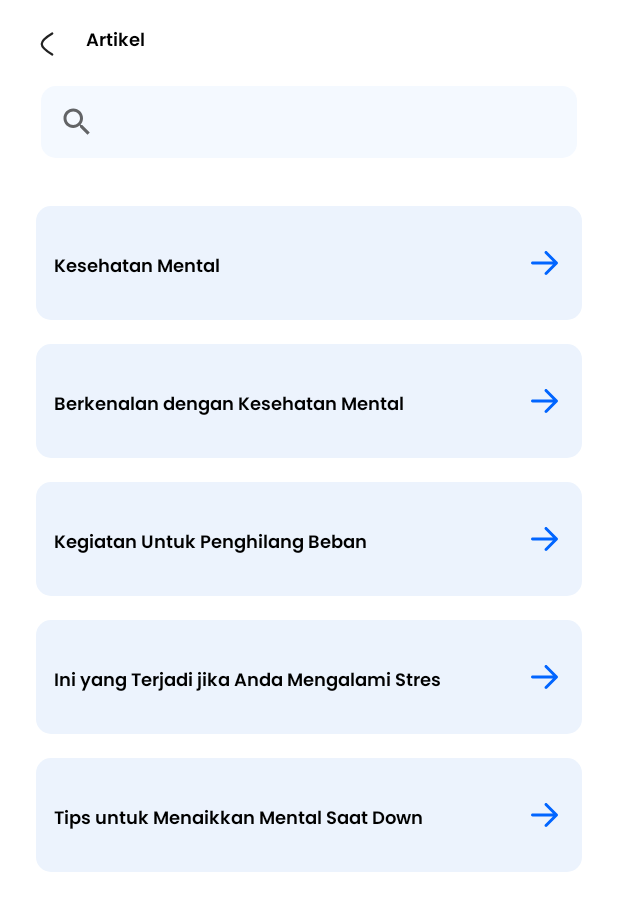
After one commit to mrrezkii/MotionHack_16_e-psyc, an Android app: the ArticleActivity screen opened directly, with no data from a screen before it, on a phone screen of 412 x 824 dp. The commit adds this screen. Shown: the top 911 px of the screen. Run offline under Robolectric (Android 15) with nearby library versions, the phone set to English and light mode, and no system bars.

Commit message:
Slicing article page

```diff
--- a/app/src/main/AndroidManifest.xml
+++ b/app/src/main/AndroidManifest.xml
@@ -13,6 +13,9 @@
         android:roundIcon="@mipmap/ic_launcher_round"
         android:supportsRtl="true"
         android:theme="@style/Theme.Epsyc.NoActionBar">
+        <activity
+            android:name=".ui.article.ArticleActivity"
+            android:exported="false" />
         <activity
             android:name=".ui.counseling.CounselingActivity"
             android:exported="false" />
--- /dev/null
+++ b/app/src/main/java/com/motionlaboratory/e_psyc/source/model/Article.kt
@@ -0,0 +1,39 @@
+package com.motionlaboratory.e_psyc.source.model
+
+data class Article(
+    val title: String? = null,
+    val date: String? = null,
+    val publisher: String? = null,
+    val desc: String? = null
+)
+
+fun mockArticle(): ArrayList<Article> {
+    val listAdapter: ArrayList<Article> = ArrayList()
+    listAdapter.add(
+        Article(
+            "Kesehatan Mental"
+        )
+    )
+    listAdapter.add(
+        Article(
+            "Berkenalan dengan Kesehatan Mental"
+        )
+    )
+    listAdapter.add(
+        Article(
+            "Kegiatan Untuk Penghilang Beban"
+        )
+    )
+    listAdapter.add(
+        Article(
+            "Ini yang Terjadi jika Anda Mengalami Stres"
+        )
+    )
+    listAdapter.add(
+        Article(
+            "Tips untuk Menaikkan Mental Saat Down"
+        )
+    )
+
+    return listAdapter
+}
--- /dev/null
+++ b/app/src/main/java/com/motionlaboratory/e_psyc/ui/article/ArticleActivity.kt
@@ -0,0 +1,40 @@
+package com.motionlaboratory.e_psyc.ui.article
+
+import android.os.Bundle
+import androidx.appcompat.app.AppCompatActivity
+import com.motionlaboratory.e_psyc.databinding.ActivityArticleBinding
+import com.motionlaboratory.e_psyc.source.model.Article
+import com.motionlaboratory.e_psyc.source.model.mockArticle
+
+class ArticleActivity : AppCompatActivity() {
+
+    private val binding: ActivityArticleBinding by lazy {
+        ActivityArticleBinding.inflate(
+            layoutInflater
+        )
+    }
+    private lateinit var adapter: ArticleAdapter
+
+    override fun onCreate(savedInstanceState: Bundle?) {
+        super.onCreate(savedInstanceState)
+        setContentView(binding.root)
+        setupRecyclerView()
+        setupView()
+    }
+
+    private fun setupView() {
+        binding.ivBack.setOnClickListener {
+            finish()
+        }
+    }
+
+    private fun setupRecyclerView() {
+        adapter = ArticleAdapter(mockArticle(), object : ArticleAdapter.OnAdapterListener {
+            override fun onClick(result: Article) {
+
+            }
+
+        })
+        binding.listArticle.adapter = adapter
+    }
+}
--- /dev/null
+++ b/app/src/main/java/com/motionlaboratory/e_psyc/ui/article/ArticleAdapter.kt
@@ -0,0 +1,37 @@
+package com.motionlaboratory.e_psyc.ui.article
+
+import android.view.LayoutInflater
+import android.view.ViewGroup
+import androidx.recyclerview.widget.RecyclerView
+import com.motionlaboratory.e_psyc.databinding.AdapterArticleBinding
+import com.motionlaboratory.e_psyc.source.model.Article
+
+class ArticleAdapter(
+    var articles: ArrayList<Article>,
+    val listerner: OnAdapterListener
+) : RecyclerView.Adapter<ArticleAdapter.ViewHolder>() {
+
+    class ViewHolder(val binding: AdapterArticleBinding) : RecyclerView.ViewHolder(binding.root)
+
+    interface OnAdapterListener {
+        fun onClick(result: Article)
+    }
+
+    override fun onCreateViewHolder(parent: ViewGroup, viewType: Int) = ViewHolder(
+        AdapterArticleBinding.inflate(LayoutInflater.from(parent.context), parent, false)
+    )
+
+    override fun onBindViewHolder(holder: ArticleAdapter.ViewHolder, position: Int) {
+        val article = articles[position]
+        holder.binding.tvName.text = article.title
+    }
+
+    override fun getItemCount() = articles.size
+
+    fun setData(data: List<Article>) {
+        articles.clear()
+        articles.addAll(data)
+        notifyDataSetChanged()
+    }
+
+}
--- a/app/src/main/java/com/motionlaboratory/e_psyc/ui/article/git.kt
+++ /dev/null
@@ -1 +0,0 @@
-package com.motionlaboratory.e_psyc.ui.article
--- a/app/src/main/java/com/motionlaboratory/e_psyc/ui/dashboard/DashboardFragment.kt
+++ b/app/src/main/java/com/motionlaboratory/e_psyc/ui/dashboard/DashboardFragment.kt
@@ -10,6 +10,7 @@ import androidx.lifecycle.ViewModelProvider
 import com.motionlaboratory.e_psyc.databinding.FragmentDashboardBinding
 import com.motionlaboratory.e_psyc.source.model.Doctor
 import com.motionlaboratory.e_psyc.source.model.mockDoctor
+import com.motionlaboratory.e_psyc.ui.article.ArticleActivity
 import com.motionlaboratory.e_psyc.ui.counseling.CounselingActivity
 import com.motionlaboratory.e_psyc.ui.main.DoctorAdapter
 import com.motionlaboratory.e_psyc.ui.main.MainViewModel
@@ -73,6 +74,12 @@ class DashboardFragment : Fragment() {
         binding.tvCounseling.setOnClickListener {
             startActivity(Intent(requireActivity(), CounselingActivity::class.java))
         }
+        binding.ivArticle.setOnClickListener {
+            startActivity(Intent(requireActivity(), ArticleActivity::class.java))
+        }
+        binding.tvArticle.setOnClickListener {
+            startActivity(Intent(requireActivity(), ArticleActivity::class.java))
+        }
     }
 
 }
--- /dev/null
+++ b/app/src/main/res/layout/activity_article.xml
@@ -0,0 +1,55 @@
+<?xml version="1.0" encoding="utf-8"?>
+<androidx.constraintlayout.widget.ConstraintLayout xmlns:android="http://schemas.android.com/apk/res/android"
+    xmlns:app="http://schemas.android.com/apk/res-auto"
+    xmlns:tools="http://schemas.android.com/tools"
+    android:layout_width="match_parent"
+    android:layout_height="match_parent"
+    tools:context=".ui.article.ArticleActivity">
+
+    <androidx.appcompat.widget.AppCompatImageView
+        android:id="@+id/iv_back"
+        android:layout_width="wrap_content"
+        android:layout_height="wrap_content"
+        android:layout_marginStart="19dp"
+        android:layout_marginTop="17dp"
+        android:src="@drawable/ic_back"
+        app:layout_constraintStart_toStartOf="parent"
+        app:layout_constraintTop_toTopOf="parent" />
+
+    <androidx.appcompat.widget.AppCompatTextView
+        android:id="@+id/tv_title"
+        android:layout_width="wrap_content"
+        android:layout_height="wrap_content"
+        android:layout_marginStart="14dp"
+        android:layout_marginTop="17dp"
+        android:fontFamily="@font/poppins_semibold"
+        android:text="Artikel"
+        android:textColor="@color/black"
+        android:textSize="12sp"
+        app:layout_constraintStart_toEndOf="@+id/iv_back"
+        app:layout_constraintTop_toTopOf="parent"
+        app:layout_goneMarginStart="13dp" />
+
+
+    <androidx.appcompat.widget.SearchView
+        android:id="@+id/sv_article"
+        android:layout_width="match_parent"
+        android:layout_height="wrap_content"
+        android:layout_marginHorizontal="27dp"
+        android:layout_marginTop="19dp"
+        android:background="@drawable/button_rounded_grey_10"
+        android:queryHint="Search... "
+        app:layout_constraintTop_toBottomOf="@+id/tv_title"
+        tools:layout_editor_absoluteX="27dp" />
+
+    <androidx.recyclerview.widget.RecyclerView
+        android:id="@+id/list_article"
+        android:layout_width="match_parent"
+        android:layout_height="wrap_content"
+        android:layout_marginHorizontal="24dp"
+        android:layout_marginTop="16dp"
+        app:layoutManager="androidx.recyclerview.widget.LinearLayoutManager"
+        app:layout_constraintTop_toBottomOf="@+id/sv_article"
+        tools:listitem="@layout/adapter_article" />
+
+</androidx.constraintlayout.widget.ConstraintLayout>
--- /dev/null
+++ b/app/src/main/res/layout/adapter_article.xml
@@ -0,0 +1,44 @@
+<?xml version="1.0" encoding="utf-8"?>
+<androidx.cardview.widget.CardView xmlns:android="http://schemas.android.com/apk/res/android"
+    xmlns:app="http://schemas.android.com/apk/res-auto"
+    android:id="@+id/container"
+    android:layout_width="match_parent"
+    android:layout_height="wrap_content"
+    android:layout_marginTop="16dp"
+    app:cardCornerRadius="10dp"
+    app:cardElevation="0dp">
+
+    <androidx.constraintlayout.widget.ConstraintLayout
+        android:layout_width="match_parent"
+        android:layout_height="wrap_content"
+        android:background="#ECF3FD"
+        android:minHeight="76dp">
+
+
+        <androidx.appcompat.widget.AppCompatTextView
+            android:id="@+id/tv_name"
+            android:layout_width="wrap_content"
+            android:layout_height="wrap_content"
+            android:layout_marginStart="12dp"
+            android:layout_marginTop="6dp"
+            android:fontFamily="@font/poppins_semibold"
+            android:text="Mencegah Penurunan Mental"
+            android:textColor="@color/black"
+            android:textSize="12sp"
+            app:layout_constraintBottom_toBottomOf="parent"
+            app:layout_constraintStart_toStartOf="parent"
+            app:layout_constraintTop_toTopOf="parent" />
+
+        <androidx.appcompat.widget.AppCompatImageView
+            android:id="@+id/iv_arrow"
+            android:layout_width="wrap_content"
+            android:layout_height="wrap_content"
+            android:layout_marginEnd="16dp"
+            android:src="@drawable/ic_arrow"
+            app:layout_constraintBottom_toBottomOf="parent"
+            app:layout_constraintEnd_toEndOf="parent"
+            app:layout_constraintTop_toTopOf="parent" />
+
+    </androidx.constraintlayout.widget.ConstraintLayout>
+
+</androidx.cardview.widget.CardView>
```
